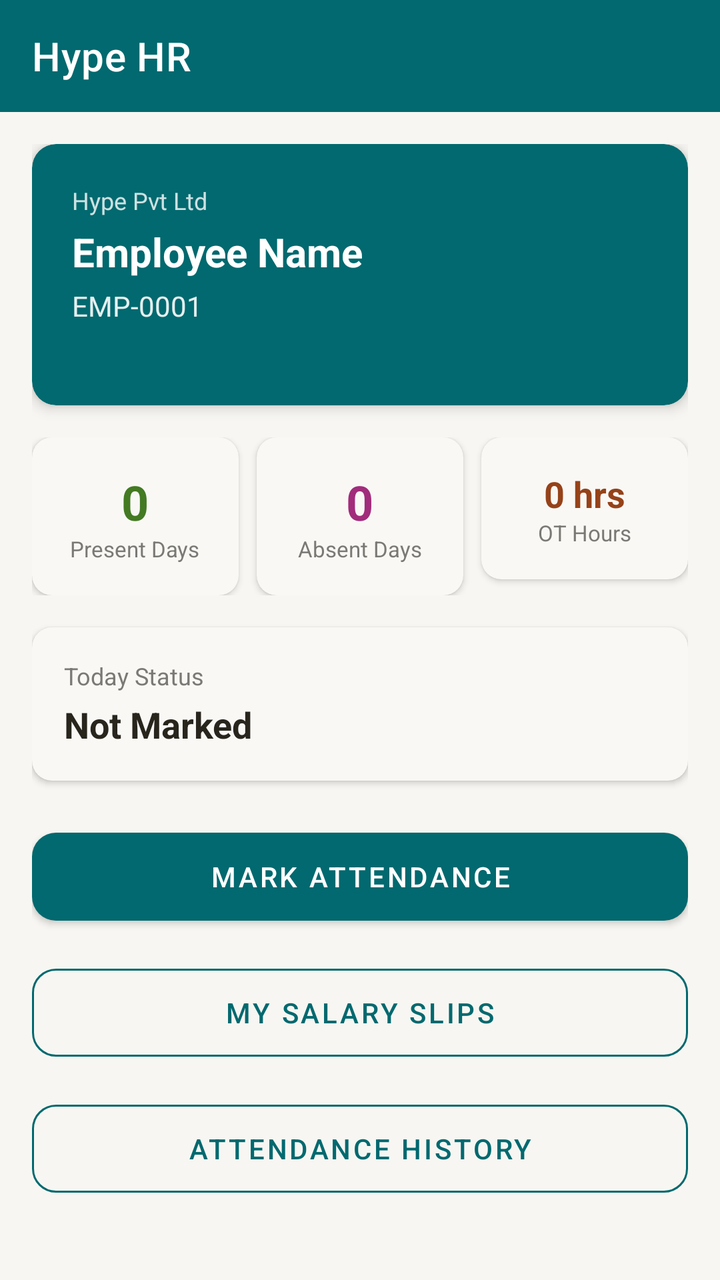
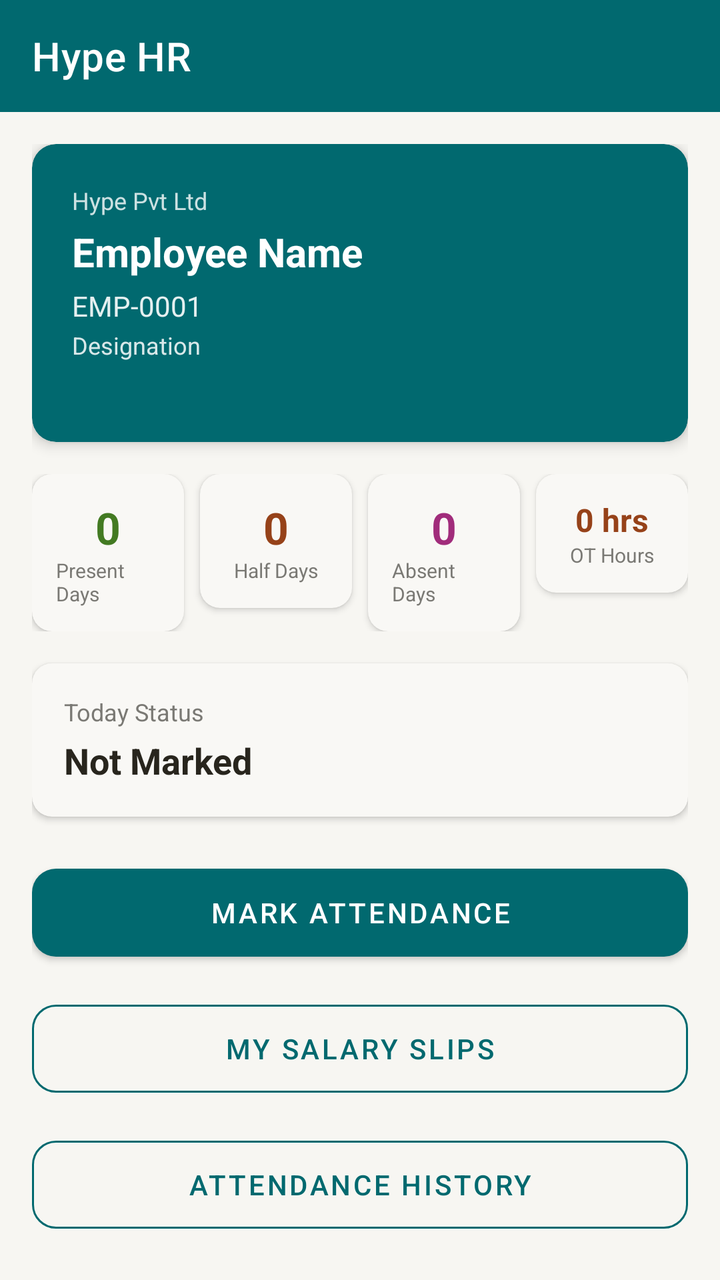

Before-and-after screenshots of an Android layout around one commit, followed by the original layout XML and the change that was made.
<!-- AndroidManifest.xml: application theme Theme.HypeHR -->
<!-- res/layout/activity_dashboard.xml -->
<?xml version="1.0" encoding="utf-8"?>
<LinearLayout xmlns:android="http://schemas.android.com/apk/res/android"
    xmlns:app="http://schemas.android.com/apk/res-auto"
    android:layout_width="match_parent"
    android:layout_height="match_parent"
    android:orientation="vertical"
    android:background="@color/colorBackground">

    <androidx.appcompat.widget.Toolbar
        android:id="@+id/toolbar"
        android:layout_width="match_parent"
        android:layout_height="?attr/actionBarSize"
        android:background="@color/colorPrimary"
        app:titleTextColor="@color/white"
        app:title="Hype HR"/>

    <ScrollView
        android:layout_width="match_parent"
        android:layout_height="match_parent"
        android:padding="16dp">

        <LinearLayout
            android:layout_width="match_parent"
            android:layout_height="wrap_content"
            android:orientation="vertical">

            
            <androidx.cardview.widget.CardView
                android:layout_width="match_parent"
                android:layout_height="wrap_content"
                app:cardCornerRadius="12dp"
                app:cardElevation="4dp"
                app:cardBackgroundColor="@color/colorPrimary"
                android:layout_marginBottom="16dp">

                <LinearLayout
                    android:layout_width="match_parent"
                    android:layout_height="wrap_content"
                    android:orientation="vertical"
                    android:padding="20dp">

                    <TextView
                        android:id="@+id/tvCompany"
                        android:layout_width="wrap_content"
                        android:layout_height="wrap_content"
                        android:text="Hype Pvt Ltd"
                        android:textColor="@color/white"
                        android:textSize="12sp"
                        android:alpha="0.8"
                        android:layout_marginBottom="4dp"/>

                    <TextView
                        android:id="@+id/tvEmpName"
                        android:layout_width="wrap_content"
                        android:layout_height="wrap_content"
                        android:text="Employee Name"
                        android:textColor="@color/white"
                        android:textSize="20sp"
                        android:textStyle="bold"
                        android:layout_marginBottom="4dp"/>

                    <TextView
                        android:id="@+id/tvEmpId"
                        android:layout_width="wrap_content"
                        android:layout_height="wrap_content"
                        android:text="EMP-0001"
                        android:textColor="@color/white"
                        android:textSize="14sp"
                        android:alpha="0.9"
                        android:layout_marginBottom="4dp"/>

                    <TextView
                        android:id="@+id/tvDate"
                        android:layout_width="wrap_content"
                        android:layout_height="wrap_content"
                        android:textColor="@color/white"
                        android:textSize="12sp"
                        android:alpha="0.75"/>

                </LinearLayout>
            </androidx.cardview.widget.CardView>

            
            <LinearLayout
                android:layout_width="match_parent"
                android:layout_height="wrap_content"
                android:orientation="horizontal"
                android:layout_marginBottom="16dp">

                <androidx.cardview.widget.CardView
                    android:layout_width="0dp"
                    android:layout_height="wrap_content"
                    android:layout_weight="1"
                    app:cardCornerRadius="10dp"
                    app:cardElevation="2dp"
                    app:cardBackgroundColor="@color/colorSurface"
                    android:layout_marginEnd="6dp">
                    <LinearLayout android:layout_width="match_parent"
                        android:layout_height="wrap_content"
                        android:orientation="vertical"
                        android:gravity="center"
                        android:padding="16dp">
                        <TextView android:id="@+id/tvPresent" android:layout_width="wrap_content"
                            android:layout_height="wrap_content" android:text="0"
                            android:textSize="24sp" android:textStyle="bold"
                            android:textColor="@color/colorSuccess"/>
                        <TextView android:layout_width="wrap_content" android:layout_height="wrap_content"
                            android:text="@string/total_present" android:textSize="11sp"
                            android:textColor="@color/colorTextMuted"/>
                    </LinearLayout>
                </androidx.cardview.widget.CardView>

                <androidx.cardview.widget.CardView
                    android:layout_width="0dp"
                    android:layout_height="wrap_content"
                    android:layout_weight="1"
                    app:cardCornerRadius="10dp"
                    app:cardElevation="2dp"
                    app:cardBackgroundColor="@color/colorSurface"
                    android:layout_marginHorizontal="3dp">
                    <LinearLayout android:layout_width="match_parent"
                        android:layout_height="wrap_content"
                        android:orientation="vertical"
                        android:gravity="center"
                        android:padding="16dp">
                        <TextView android:id="@+id/tvAbsent" android:layout_width="wrap_content"
                            android:layout_height="wrap_content" android:text="0"
                            android:textSize="24sp" android:textStyle="bold"
                            android:textColor="@color/colorError"/>
                        <TextView android:layout_width="wrap_content" android:layout_height="wrap_content"
                            android:text="@string/total_absent" android:textSize="11sp"
                            android:textColor="@color/colorTextMuted"/>
                    </LinearLayout>
                </androidx.cardview.widget.CardView>

                <androidx.cardview.widget.CardView
                    android:layout_width="0dp"
                    android:layout_height="wrap_content"
                    android:layout_weight="1"
                    app:cardCornerRadius="10dp"
                    app:cardElevation="2dp"
                    app:cardBackgroundColor="@color/colorSurface"
                    android:layout_marginStart="6dp">
                    <LinearLayout android:layout_width="match_parent"
                        android:layout_height="wrap_content"
                        android:orientation="vertical"
                        android:gravity="center"
                        android:padding="16dp">
                        <TextView android:id="@+id/tvOtHours" android:layout_width="wrap_content"
                            android:layout_height="wrap_content" android:text="0 hrs"
                            android:textSize="18sp" android:textStyle="bold"
                            android:textColor="@color/colorWarning"/>
                        <TextView android:layout_width="wrap_content" android:layout_height="wrap_content"
                            android:text="@string/total_ot" android:textSize="11sp"
                            android:textColor="@color/colorTextMuted"/>
                    </LinearLayout>
                </androidx.cardview.widget.CardView>

            </LinearLayout>

            
            <androidx.cardview.widget.CardView
                android:layout_width="match_parent"
                android:layout_height="wrap_content"
                app:cardCornerRadius="10dp"
                app:cardElevation="2dp"
                app:cardBackgroundColor="@color/colorSurface"
                android:layout_marginBottom="20dp">
                <LinearLayout android:layout_width="match_parent" android:layout_height="wrap_content"
                    android:orientation="vertical" android:padding="16dp">
                    <TextView android:layout_width="wrap_content" android:layout_height="wrap_content"
                        android:text="Today Status" android:textSize="12sp"
                        android:textColor="@color/colorTextMuted" android:layout_marginBottom="4dp"/>
                    <TextView android:id="@+id/tvTodayStatus" android:layout_width="wrap_content"
                        android:layout_height="wrap_content" android:text="Not Marked"
                        android:textSize="18sp" android:textStyle="bold" android:textColor="@color/colorText"/>
                </LinearLayout>
            </androidx.cardview.widget.CardView>

            
            <com.google.android.material.button.MaterialButton
                android:id="@+id/btnMarkAttendance"
                android:layout_width="match_parent"
                android:layout_height="56dp"
                android:text="Mark Attendance"
                android:layout_marginBottom="12dp"
                app:cornerRadius="12dp"/>

            <com.google.android.material.button.MaterialButton
                android:id="@+id/btnSalary"
                android:layout_width="match_parent"
                android:layout_height="56dp"
                android:text="@string/salary_slips"
                android:layout_marginBottom="12dp"
                app:cornerRadius="12dp"
                style="@style/Widget.MaterialComponents.Button.OutlinedButton"
                app:strokeColor="@color/colorPrimary"/>

            <com.google.android.material.button.MaterialButton
                android:id="@+id/btnHistory"
                android:layout_width="match_parent"
                android:layout_height="56dp"
                android:text="@string/attendance_history"
                app:cornerRadius="12dp"
                style="@style/Widget.MaterialComponents.Button.OutlinedButton"
                app:strokeColor="@color/colorPrimary"/>

        </LinearLayout>
    </ScrollView>
</LinearLayout>
<!-- resources referenced by this layout -->
<resources>
  <color name="colorBackground">#f7f6f2</color>
  <color name="colorError">#a12c7b</color>
  <color name="colorPrimary">#01696f</color>
  <color name="colorSuccess">#437a22</color>
  <color name="colorSurface">#f9f8f5</color>
  <color name="colorText">#28251d</color>
  <color name="colorTextMuted">#7a7974</color>
  <color name="colorWarning">#964219</color>
  <color name="white">#FFFFFF</color>
  <string name="attendance_history">Attendance History</string>
  <string name="salary_slips">My Salary Slips</string>
  <string name="total_absent">Absent Days</string>
  <string name="total_ot">OT Hours</string>
  <string name="total_present">Present Days</string>
  <style name="Theme.HypeHR" parent="Theme.MaterialComponents.DayNight.DarkActionBar">
          <item name="colorPrimary">@color/colorPrimary</item>
          <item name="colorPrimaryVariant">@color/colorPrimaryDark</item>
          <item name="colorOnPrimary">@color/white</item>
          <item name="colorSecondary">@color/colorAccent</item>
          <item name="colorOnSecondary">@color/white</item>
          <item name="android:colorBackground">@color/colorBackground</item>
      </style>
  <color name="colorPrimaryDark">#0c4e54</color>
  <color name="colorAccent">#4f98a3</color>
</resources>

<!-- the commit's change to res/layout/activity_dashboard.xml (unified diff, before → after) -->
@@ -14,6 +14,14 @@
         app:titleTextColor="@color/white"
         app:title="Hype HR"/>
 
+    <ProgressBar
+        android:id="@+id/progressDash"
+        android:layout_width="wrap_content"
+        android:layout_height="wrap_content"
+        android:layout_gravity="center"
+        android:visibility="gone"
+        style="?attr/progressBarStyle"/>
+
     <ScrollView
         android:layout_width="match_parent"
         android:layout_height="match_parent"
@@ -67,6 +75,16 @@
                         android:textColor="@color/white"
                         android:textSize="14sp"
                         android:alpha="0.9"
+                        android:layout_marginBottom="2dp"/>
+
+                    <TextView
+                        android:id="@+id/tvDesignation"
+                        android:layout_width="wrap_content"
+                        android:layout_height="wrap_content"
+                        android:text="Designation"
+                        android:textColor="@color/white"
+                        android:textSize="12sp"
+                        android:alpha="0.85"
                         android:layout_marginBottom="4dp"/>
 
                     <TextView
@@ -94,64 +112,87 @@
                     app:cardCornerRadius="10dp"
                     app:cardElevation="2dp"
                     app:cardBackgroundColor="@color/colorSurface"
-                    android:layout_marginEnd="6dp">
-                    <LinearLayout android:layout_width="match_parent"
-                        android:layout_height="wrap_content"
-                        android:orientation="vertical"
-                        android:gravity="center"
-                        android:padding="16dp">
+                    android:layout_marginEnd="4dp">
+                    <LinearLayout android:layout_width="match_parent"
+                        android:layout_height="wrap_content"
+                        android:orientation="vertical"
+                        android:gravity="center"
+                        android:padding="12dp">
                         <TextView android:id="@+id/tvPresent" android:layout_width="wrap_content"
                             android:layout_height="wrap_content" android:text="0"
-                            android:textSize="24sp" android:textStyle="bold"
+                            android:textSize="22sp" android:textStyle="bold"
                             android:textColor="@color/colorSuccess"/>
                         <TextView android:layout_width="wrap_content" android:layout_height="wrap_content"
-                            android:text="@string/total_present" android:textSize="11sp"
-                            android:textColor="@color/colorTextMuted"/>
-                    </LinearLayout>
-                </androidx.cardview.widget.CardView>
-
-                <androidx.cardview.widget.CardView
-                    android:layout_width="0dp"
-                    android:layout_height="wrap_content"
-                    android:layout_weight="1"
-                    app:cardCornerRadius="10dp"
-                    app:cardElevation="2dp"
-                    app:cardBackgroundColor="@color/colorSurface"
-                    android:layout_marginHorizontal="3dp">
-                    <LinearLayout android:layout_width="match_parent"
-                        android:layout_height="wrap_content"
-                        android:orientation="vertical"
-                        android:gravity="center"
-                        android:padding="16dp">
+                            android:text="@string/total_present" android:textSize="10sp"
+                            android:textColor="@color/colorTextMuted"/>
+                    </LinearLayout>
+                </androidx.cardview.widget.CardView>
+
+                <androidx.cardview.widget.CardView
+                    android:layout_width="0dp"
+                    android:layout_height="wrap_content"
+                    android:layout_weight="1"
+                    app:cardCornerRadius="10dp"
+                    app:cardElevation="2dp"
+                    app:cardBackgroundColor="@color/colorSurface"
+                    android:layout_marginHorizontal="4dp">
+                    <LinearLayout android:layout_width="match_parent"
+                        android:layout_height="wrap_content"
+                        android:orientation="vertical"
+                        android:gravity="center"
+                        android:padding="12dp">
+                        <TextView android:id="@+id/tvHalfDays" android:layout_width="wrap_content"
+                            android:layout_height="wrap_content" android:text="0"
+                            android:textSize="22sp" android:textStyle="bold"
+                            android:textColor="@color/colorWarning"/>
+                        <TextView android:layout_width="wrap_content" android:layout_height="wrap_content"
+                            android:text="Half Days" android:textSize="10sp"
+                            android:textColor="@color/colorTextMuted"/>
+                    </LinearLayout>
+                </androidx.cardview.widget.CardView>
+
+                <androidx.cardview.widget.CardView
+                    android:layout_width="0dp"
+                    android:layout_height="wrap_content"
+                    android:layout_weight="1"
+                    app:cardCornerRadius="10dp"
+                    app:cardElevation="2dp"
+                    app:cardBackgroundColor="@color/colorSurface"
+                    android:layout_marginHorizontal="4dp">
+                    <LinearLayout android:layout_width="match_parent"
+                        android:layout_height="wrap_content"
+                        android:orientation="vertical"
+                        android:gravity="center"
+                        android:padding="12dp">
                         <TextView android:id="@+id/tvAbsent" android:layout_width="wrap_content"
                             android:layout_height="wrap_content" android:text="0"
-                            android:textSize="24sp" android:textStyle="bold"
+                            android:textSize="22sp" android:textStyle="bold"
                             android:textColor="@color/colorError"/>
                         <TextView android:layout_width="wrap_content" android:layout_height="wrap_content"
-                            android:text="@string/total_absent" android:textSize="11sp"
-                            android:textColor="@color/colorTextMuted"/>
-                    </LinearLayout>
-                </androidx.cardview.widget.CardView>
-
-                <androidx.cardview.widget.CardView
-                    android:layout_width="0dp"
-                    android:layout_height="wrap_content"
-                    android:layout_weight="1"
-                    app:cardCornerRadius="10dp"
-                    app:cardElevation="2dp"
-                    app:cardBackgroundColor="@color/colorSurface"
-                    android:layout_marginStart="6dp">
-                    <LinearLayout android:layout_width="match_parent"
-                        android:layout_height="wrap_content"
-                        android:orientation="vertical"
-                        android:gravity="center"
-                        android:padding="16dp">
+                            android:text="@string/total_absent" android:textSize="10sp"
+                            android:textColor="@color/colorTextMuted"/>
+                    </LinearLayout>
+                </androidx.cardview.widget.CardView>
+
+                <androidx.cardview.widget.CardView
+                    android:layout_width="0dp"
+                    android:layout_height="wrap_content"
+                    android:layout_weight="1"
+                    app:cardCornerRadius="10dp"
+                    app:cardElevation="2dp"
+                    app:cardBackgroundColor="@color/colorSurface"
+                    android:layout_marginStart="4dp">
+                    <LinearLayout android:layout_width="match_parent"
+                        android:layout_height="wrap_content"
+                        android:orientation="vertical"
+                        android:gravity="center"
+                        android:padding="12dp">
                         <TextView android:id="@+id/tvOtHours" android:layout_width="wrap_content"
                             android:layout_height="wrap_content" android:text="0 hrs"
-                            android:textSize="18sp" android:textStyle="bold"
+                            android:textSize="16sp" android:textStyle="bold"
                             android:textColor="@color/colorWarning"/>
                         <TextView android:layout_width="wrap_content" android:layout_height="wrap_content"
-                            android:text="@string/total_ot" android:textSize="11sp"
+                            android:text="@string/total_ot" android:textSize="10sp"
                             android:textColor="@color/colorTextMuted"/>
                     </LinearLayout>
                 </androidx.cardview.widget.CardView>
